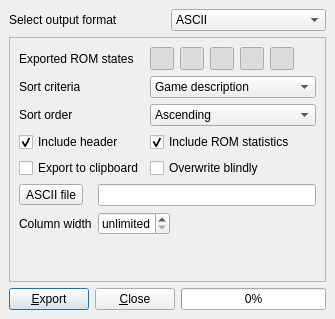
Above: romstatusexport.ui from qmc2/qmc2-mame-fe before the change. Below: the same form after it.
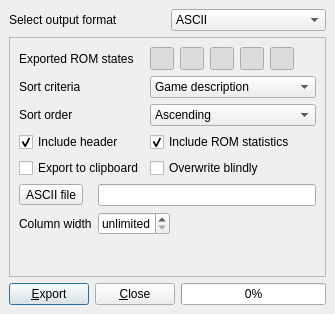
That is the form after the change. Icons and pictures are not drawn.

What changed in the file:
```diff
--- a/romstatusexport.ui
+++ b/romstatusexport.ui
@@ -1,13 +1,13 @@
 <ui version="4.0" >
  <author>R. Reucher</author>
  <class>ROMStatusExporter</class>
- <widget class="QDialog" name="ROMStatusExporter" >
-  <property name="geometry" >
+ <widget class="QDialog" name="ROMStatusExporter">
+  <property name="geometry">
    <rect>
     <x>0</x>
     <y>0</y>
     <width>335</width>
-    <height>319</height>
+    <height>314</height>
    </rect>
   </property>
   <property name="windowTitle" >
@@ -669,7 +669,7 @@
    </item>
   </layout>
  </widget>
- <layoutdefault spacing="6" margin="9" />
+ <layoutdefault spacing="6" margin="9"/>
  <tabstops>
   <tabstop>comboBoxOutputFormat</tabstop>
   <tabstop>toolButtonExportC</tabstop>
```
Left out of the diff: 505 changed lines with no effect on the pictures.
